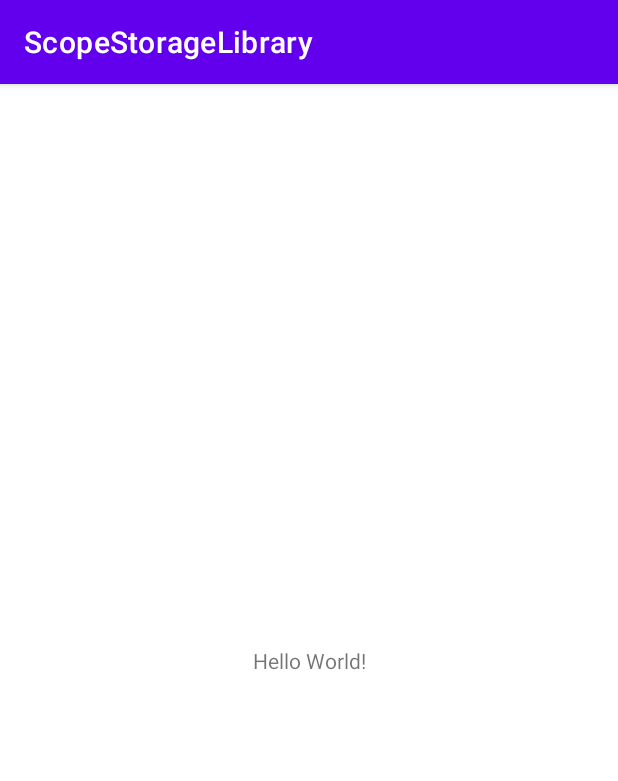
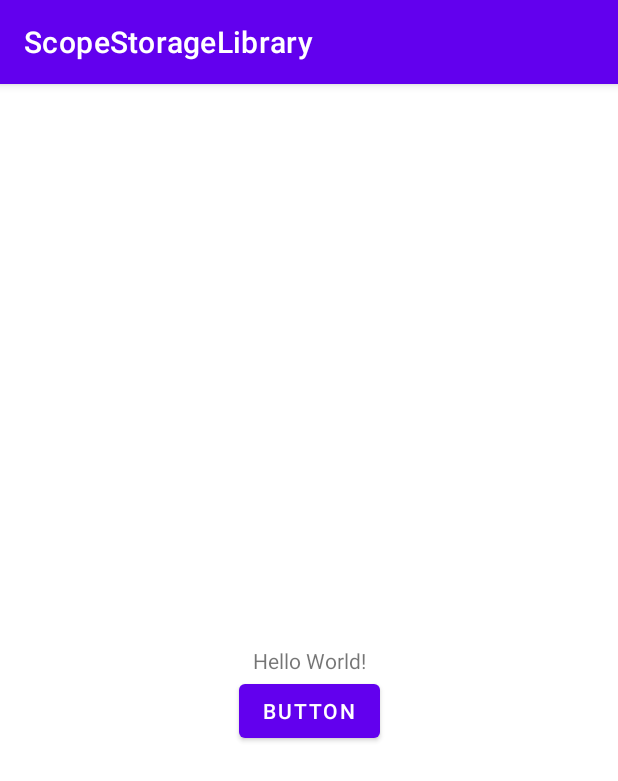
Before and after one commit to Afaqrehman98/EasyPickingWithScopeStorage, an Android app: the screen it shows after launch (MainActivity), on a phone screen of 412 x 824 dp. Shown: the top 781 px of the screen. Run offline under Robolectric (Android 15) with nearby library versions, the phone set to English and light mode, and no system bars.

Commit message:
-Temporary XML

```diff
--- a/app/src/main/res/layout/activity_main.xml
+++ b/app/src/main/res/layout/activity_main.xml
@@ -7,6 +7,7 @@
     tools:context=".MainActivity">
 
     <TextView
+        android:id="@+id/textView"
         android:layout_width="wrap_content"
         android:layout_height="wrap_content"
         android:text="Hello World!"
@@ -15,4 +16,13 @@
         app:layout_constraintRight_toRightOf="parent"
         app:layout_constraintTop_toTopOf="parent" />
 
+    <Button
+        android:id="@+id/button"
+        android:layout_width="wrap_content"
+        android:layout_height="wrap_content"
+        android:text="Button"
+        app:layout_constraintEnd_toEndOf="parent"
+        app:layout_constraintStart_toStartOf="parent"
+        app:layout_constraintTop_toBottomOf="@+id/textView" />
+
 </androidx.constraintlayout.widget.ConstraintLayout>
```
